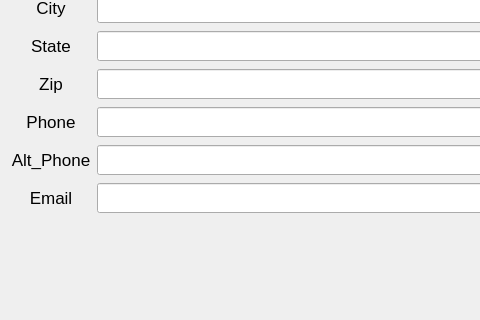
The window that ui_files/designer_files/customer_info.ui (winterautollc/OpenAutoLite) describes before a commit, drawn with Qt 5; both pictures show x 0 to 480 and y 198 to 518 of the 1154 by 664 pixel window.
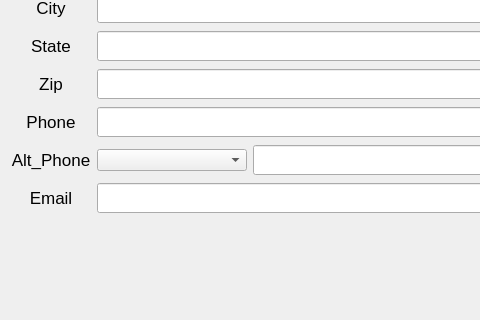
The same window after the commit. Icons and pictures are not drawn.

Commit message: same as last commit

Diff of the .ui file:
```diff
--- a/ui_files/designer_files/customer_info.ui
+++ b/ui_files/designer_files/customer_info.ui
@@ -317,6 +317,16 @@
          </property>
         </widget>
        </item>
+       <item>
+        <widget class="QComboBox" name="alt_name">
+         <property name="minimumSize">
+          <size>
+           <width>150</width>
+           <height>0</height>
+          </size>
+         </property>
+        </widget>
+       </item>
        <item>
         <widget class="QLineEdit" name="alt_phone_line">
          <property name="minimumSize">
```
The commit also changes 2 other files.
